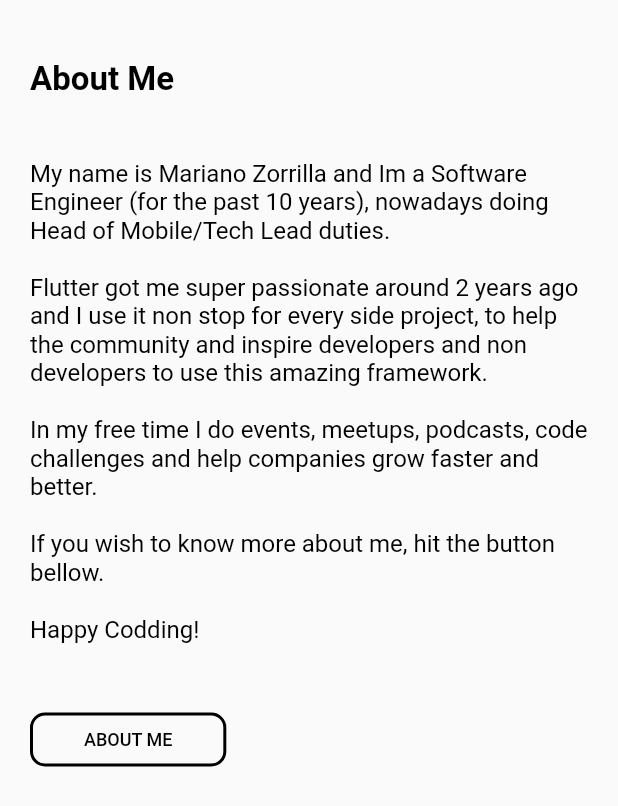
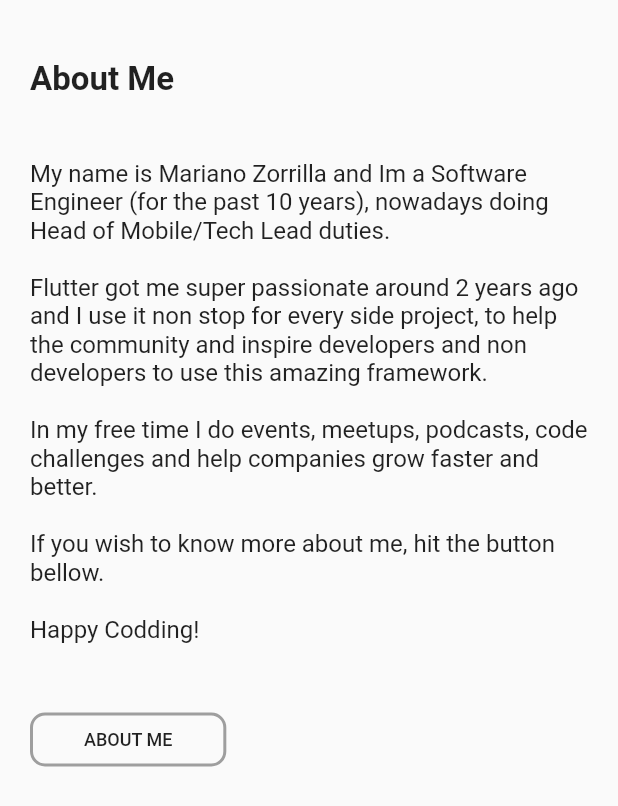
Before and after one commit to mkiisoft/flutter-gallery, a Flutter app: the AboutMe widget shown alone on an empty page, opened directly, on a phone screen of 412 x 824 dp. Shown: the top 806 px of the screen. Run offline on Flutter 3.47's test engine with Material 2 defaults, Android fonts, the phone set to English and light mode, and no system bars; our stand-ins replace font_awesome_flutter, photo_view, shared_preferences; missing offline and left inert: universal_html; accounts and stored records are empty.

Commit message:
dark mode

```diff
--- a/docs/assets/AssetManifest.json
+++ b/docs/assets/AssetManifest.json
@@ -1 +1 @@
-{"packages/cupertino_icons/assets/CupertinoIcons.ttf":["packages/cupertino_icons/assets/CupertinoIcons.ttf"]}
+{"packages/cupertino_icons/assets/CupertinoIcons.ttf":["packages/cupertino_icons/assets/CupertinoIcons.ttf"],"packages/font_awesome_flutter/lib/fonts/fa-brands-400.ttf":["packages/font_awesome_flutter/lib/fonts/fa-brands-400.ttf"],"packages/font_awesome_flutter/lib/fonts/fa-regular-400.ttf":["packages/font_awesome_flutter/lib/fonts/fa-regular-400.ttf"],"packages/font_awesome_flutter/lib/fonts/fa-solid-900.ttf":["packages/font_awesome_flutter/lib/fonts/fa-solid-900.ttf"]}
--- a/docs/assets/FontManifest.json
+++ b/docs/assets/FontManifest.json
@@ -1 +1 @@
-[{"family":"MaterialIcons","fonts":[{"asset":"fonts/MaterialIcons-Regular.ttf"}]},{"family":"packages/cupertino_icons/CupertinoIcons","fonts":[{"asset":"packages/cupertino_icons/assets/CupertinoIcons.ttf"}]}]
+[{"family":"MaterialIcons","fonts":[{"asset":"fonts/MaterialIcons-Regular.ttf"}]},{"family":"packages/cupertino_icons/CupertinoIcons","fonts":[{"asset":"packages/cupertino_icons/assets/CupertinoIcons.ttf"}]},{"family":"packages/font_awesome_flutter/FontAwesomeBrands","fonts":[{"weight":400,"asset":"packages/font_awesome_flutter/lib/fonts/fa-brands-400.ttf"}]},{"family":"packages/font_awesome_flutter/FontAwesomeRegular","fonts":[{"weight":400,"asset":"packages/font_awesome_flutter/lib/fonts/fa-regular-400.ttf"}]},{"family":"packages/font_awesome_flutter/FontAwesomeSolid","fonts":[{"weight":900,"asset":"packages/font_awesome_flutter/lib/fonts/fa-solid-900.ttf"}]}]
--- a/lib/main.dart
+++ b/lib/main.dart
@@ -1,17 +1,44 @@
 import 'package:flutter/material.dart';
+import 'package:fluttergallery/provider/dark_mode_provider.dart';
 import 'package:fluttergallery/utils/navigator.dart';
+import 'package:fluttergallery/utils/styles.dart';
 import 'package:fluttergallery/utils/utils.dart';
+import 'package:provider/provider.dart';
 
 void main() => runApp(MainApp());
 
+class MainApp extends StatefulWidget {
+  @override
+  _MainAppState createState() => _MainAppState();
+}
 
-class MainApp extends StatelessWidget {
+class _MainAppState extends State<MainApp> {
+  DarkThemeProvider themeChangeProvider = DarkThemeProvider();
+
+  @override
+  void initState() {
+    super.initState();
+    getCurrentAppTheme();
+  }
+
+  void getCurrentAppTheme() async {
+    themeChangeProvider.darkTheme = await themeChangeProvider.darkThemePreference.getTheme();
+  }
+
   @override
   Widget build(BuildContext context) {
-    return MaterialApp(
-      debugShowCheckedModeBanner: false,
-      title: Utils.appName,
-      onGenerateRoute: (settings) => NavigatorRoute.route(settings.name),
+    return ChangeNotifierProvider(
+      create: (_) => themeChangeProvider,
+      child: Consumer<DarkThemeProvider>(
+        builder: (context, value, child) {
+          return MaterialApp(
+            title: Utils.appName,
+            debugShowCheckedModeBanner: false,
+            theme: Styles.themeData(themeChangeProvider.darkTheme, context),
+            onGenerateRoute: (settings) => NavigatorRoute.route(settings.name),
+          );
+        },
+      ),
     );
   }
 }
--- a/lib/pages/about.dart
+++ b/lib/pages/about.dart
@@ -13,6 +13,7 @@ class AboutScreen extends StatelessWidget {
   @override
   Widget build(BuildContext context) {
     return Material(
+      color: Theme.of(context).backgroundColor,
       child: Column(
         children: [HomeBar(showAbout: false), Expanded(child: AboutMe()), BottomBar()],
       ),
@@ -33,7 +34,7 @@ class AboutMe extends StatelessWidget {
           children: [
             Padding(
               padding: EdgeInsets.only(left: isMobile ? 20 : 150, right: isMobile ? 20 : 150, top: 40),
-              child: Text('About Me', style: Utils.h1.copyWith(color: Colors.black)),
+              child: Text('About Me', style: Utils.h1),
             ),
             Padding(
               padding: EdgeInsets.only(left: isMobile ? 20 : 150, right: isMobile ? 20 : 150, top: 40),
@@ -44,7 +45,7 @@ class AboutMe extends StatelessWidget {
                   'developers to use this amazing framework. \n\nIn my free time I do events, meetups, podcasts, '
                   'code challenges and help companies grow faster and better.\n\nIf you wish to know more about '
                   'me, hit the button bellow.\n\nHappy Codding!',
-                  style: Utils.h4.copyWith(color: Colors.black)),
+                  style: Utils.h4),
             ),
             Padding(
               padding: EdgeInsets.only(left: isMobile ? 20 : 150, right: isMobile ? 20 : 150, top: 40),
@@ -53,11 +54,11 @@ class AboutMe extends StatelessWidget {
                   _launchURL('https://mariano-zorrilla.web.app');
                 },
                 highlightedBorderColor: Colors.grey[700],
-                borderSide: BorderSide(color: Colors.black, width: 2),
+                borderSide: BorderSide(color: Colors.grey, width: 2),
                 shape: RoundedRectangleBorder(borderRadius: BorderRadius.circular(10)),
                 child: Padding(
                   padding: const EdgeInsets.symmetric(horizontal: 20),
-                  child: Text('ABOUT ME', style: TextStyle(color: Colors.black, fontSize: 12)),
+                  child: Text('ABOUT ME', style: TextStyle(fontSize: 12)),
                 ),
               ),
             ),
--- /dev/null
+++ b/lib/provider/dark_mode_provider.dart
@@ -0,0 +1,15 @@
+import 'package:flutter/material.dart';
+import 'package:fluttergallery/utils/dark_mode.dart';
+
+class DarkThemeProvider with ChangeNotifier {
+  DarkThemePreference darkThemePreference = DarkThemePreference();
+  bool _darkTheme = false;
+
+  bool get darkTheme => _darkTheme;
+
+  set darkTheme(bool value) {
+    _darkTheme = value;
+    darkThemePreference.setDarkTheme(value);
+    notifyListeners();
+  }
+}
--- /dev/null
+++ b/lib/utils/dark_mode.dart
@@ -0,0 +1,15 @@
+import 'package:shared_preferences/shared_preferences.dart';
+
+class DarkThemePreference {
+  static const THEME_STATUS = "THEMESTATUS";
+
+  setDarkTheme(bool value) async {
+    SharedPreferences prefs = await SharedPreferences.getInstance();
+    prefs.setBool(THEME_STATUS, value);
+  }
+
+  Future<bool> getTheme() async {
+    SharedPreferences prefs = await SharedPreferences.getInstance();
+    return prefs.getBool(THEME_STATUS) ?? false;
+  }
+}
--- a/lib/utils/extensions.dart
+++ b/lib/utils/extensions.dart
@@ -1,3 +1,6 @@
+import 'package:flutter/material.dart';
+import 'package:fluttergallery/utils/utils.dart';
+
 extension StringExtension on String {
 
   String capitalize() {
--- a/lib/utils/utils.dart
+++ b/lib/utils/utils.dart
@@ -11,7 +11,7 @@ class Utils {
 
   static final Color appBarColor = Colors.deepPurple;
 
-  static final Color pwa = Color(0xFF5A0EC8);
+  static Color pwa(isDark) => isDark ? Colors.white : Color(0xFF5A0EC8);
 
   static final MaterialColor white = MaterialColor(
     0xFFFFFFFF,
@@ -29,11 +29,11 @@ class Utils {
     },
   );
 
-  static final TextStyle title = TextStyle(fontSize: 30, color: Colors.white);
-  static final TextStyle h1 = TextStyle(fontSize: 22, color: Colors.white, fontWeight: FontWeight.w600);
-  static final TextStyle h2 = TextStyle(fontSize: 20, color: Colors.white, fontWeight: FontWeight.w500);
-  static final TextStyle h3 = TextStyle(fontSize: 18, color: Colors.white, fontWeight: FontWeight.w500);
-  static final TextStyle h4 = TextStyle(fontSize: 16, color: Colors.white);
-  static final TextStyle h5 = TextStyle(fontSize: 14, color: Colors.white);
-  static final TextStyle h6 = TextStyle(fontSize: 12, color: Colors.white);
+  static final TextStyle title = TextStyle(fontSize: 30);
+  static final TextStyle h1 = TextStyle(fontSize: 22, fontWeight: FontWeight.w600);
+  static final TextStyle h2 = TextStyle(fontSize: 20, fontWeight: FontWeight.w500);
+  static final TextStyle h3 = TextStyle(fontSize: 18, fontWeight: FontWeight.w500);
+  static final TextStyle h4 = TextStyle(fontSize: 16);
+  static final TextStyle h5 = TextStyle(fontSize: 14);
+  static final TextStyle h6 = TextStyle(fontSize: 12);
 }
--- a/pubspec.yaml
+++ b/pubspec.yaml
@@ -3,7 +3,7 @@ description: Flutter Gallery
 
 publish_to: 'none' # Remove this line if you wish to publish to pub.dev
 
-version: 1.0.0+17
+version: 1.0.0+18
 
 environment:
   sdk: ">=2.7.0 <3.0.0"
@@ -18,6 +18,9 @@ dependencies:
   http: ^0.12.1
   url_launcher: ^5.4.10
   photo_view: ^0.9.2
+  provider: ^4.1.3
+  shared_preferences: ^0.5.7+3
+  font_awesome_flutter: ^8.8.1
 
 flutter:
 
```
Also changed, not shown: lib/pages/details.dart (+27 -9 lines), lib/pages/home.dart (+12 -3 lines), lib/utils/styles.dart (added, +31 -0 lines), lib/utils/widgets.dart (+35 -5 lines), pubspec.lock, 8 other files.
